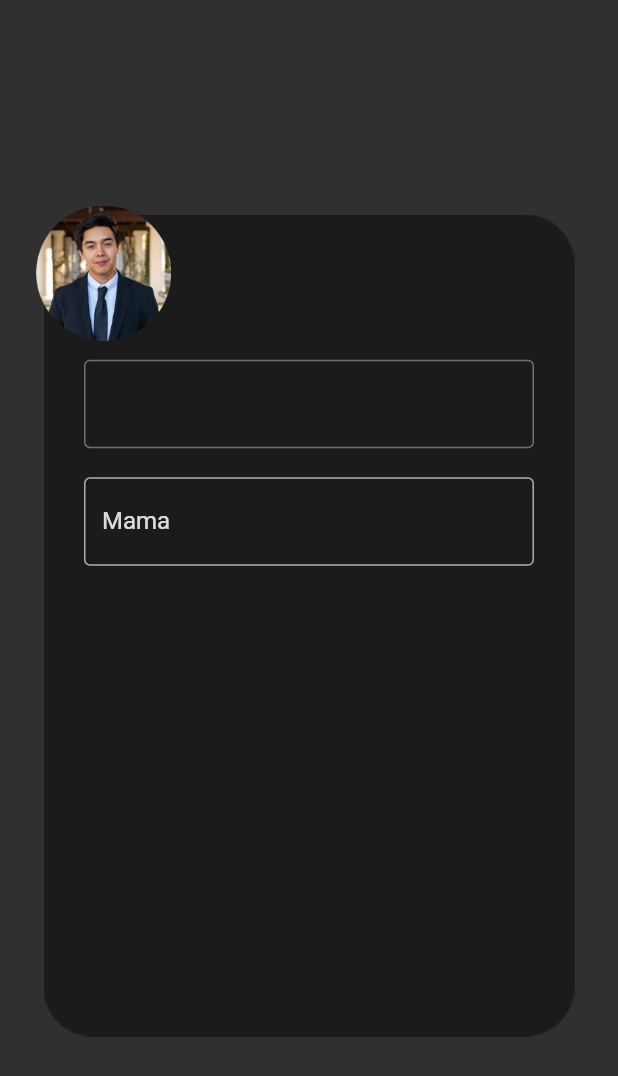
After one commit to pstoebenau/large_project, a Flutter app: the EditAccount screen opened directly, on a phone screen of 412 x 824 dp. The commit adds this screen. Shown: the top 1076 px of the screen. Run offline on Flutter 3.47's test engine with Material 2 defaults, Android fonts, the light colour scheme and no system bars.

Commit message:
Started on the edit page part, will continue later

```diff
--- /dev/null
+++ b/app/lib/edit-account.dart
@@ -0,0 +1,86 @@
+import 'package:flutter/material.dart';
+
+class EditAccount extends StatelessWidget {
+  const EditAccount();
+  @override
+  Widget build(BuildContext context) {
+    return Scaffold(
+      body: Center(
+        child: Column(
+          mainAxisAlignment: MainAxisAlignment.spaceBetween,
+          children: [
+            SizedBox(height: 50),
+            SizedBox(
+              width: 800,
+              height: 600,
+              child: Stack(
+                children: <Widget>[
+                  // This is the rectangle background
+                  Align(
+                    alignment: Alignment(0, -.8),
+                    child: Expanded(
+                      child: Container(
+                        child: Image.asset(
+                          "assets/Rectangle 27.png",
+                          width: 550,
+                          height: 550,
+                        ),
+                      ),
+                    ),
+                  ),
+                  Align(
+                    alignment: Alignment(-.85, -1),
+                    child: Container(
+                      // This is the user profile picture
+                      // This should grab the API user profile pic
+                      child: Image.asset("assets/joe.png",
+                          width: 90, height: 90, fit: BoxFit.cover),
+                    ),
+                  ),
+                  Align(
+                    alignment: Alignment(0, -.62),
+                    child: Container(
+                      width: 300,
+                      child: TextField(
+                        decoration: InputDecoration(
+                          border: OutlineInputBorder(),
+                          // Maybe put old first Name?
+
+                        ),
+                      ),
+                    ),
+                  ),
+                  Align(
+                    alignment: Alignment(0, -.33),
+                    child: Container(
+                      width: 300,
+                      child: TextField(
+                        decoration: InputDecoration(
+                          border: OutlineInputBorder(),
+                          labelText: 'Mama',
+                        ),
+                      ),
+                    ),
+                  ),
+                  Align(
+                    alignment: Alignment(0, -.33),
+                    child: Container(
+                      width: 300,
+                      child: TextField(
+                        decoration: InputDecoration(
+                          border: OutlineInputBorder(),
+                          labelText: 'Mama',
+                        ),
+                      ),
+                    ),
+                  ),
+                ],
+              ),
+            ),
+            SizedBox(height: 0),
+          ],
+        ),
+      ),
+    );
+  }
+}
--- a/app/lib/main.dart
+++ b/app/lib/main.dart
@@ -1,6 +1,6 @@
 import 'package:flutter/material.dart';
 import 'login.dart';
-import './account-edit.dart';
+import './user-account.dart';
 
 void main() {
   runApp(MyApp());
@@ -26,7 +26,7 @@ class MyApp extends StatelessWidget {
         accentColor: Color(0xff003EF8),
         brightness: Brightness.dark,
       ),
-      home: AccountEditPage(), // Make sure to change this back to login and don't push
+      home: UserAccountPage(), // Make sure to change this back to login and don't push
     );
   }
 }
--- a/app/lib/swiping.dart
+++ b/app/lib/swiping.dart
@@ -1,5 +1,5 @@
 import 'package:flutter/material.dart';
-import './account-info.dart';
+import './view-account.dart';
 
 class SwipingPage extends StatelessWidget {
   const SwipingPage();
@@ -19,7 +19,7 @@ class SwipingPage extends StatelessWidget {
                   Navigator.push(
                     context,
                     MaterialPageRoute(
-                      builder: (context) => AccountInfoPage(),
+                      builder: (context) => ViewAccountPage(),
                     ),
                   );
                 },
--- a/app/lib/account-edit.dart
+++ b/app/lib/user-account.dart
@@ -1,8 +1,9 @@
 import 'package:flutter/material.dart';
 import './upload-snippet.dart';
+import './edit-account.dart';
 
-class AccountEditPage extends StatelessWidget {
-  const AccountEditPage();
+class UserAccountPage extends StatelessWidget {
+  const UserAccountPage();
   @override
   Widget build(BuildContext context) {
     return Scaffold(
@@ -44,7 +45,7 @@ class AccountEditPage extends StatelessWidget {
                           Navigator.push(
                             context,
                             MaterialPageRoute(
-                              builder: (context) => UploadSnippet(),
+                              builder: (context) => EditAccount(),
                             ),
                           );
                         },
--- a/app/lib/account-info.dart
+++ b/app/lib/view-account.dart
@@ -1,7 +1,7 @@
 import 'package:flutter/material.dart';
 
-class AccountInfoPage extends StatelessWidget {
-  const AccountInfoPage();
+class ViewAccountPage extends StatelessWidget {
+  const ViewAccountPage();
   @override
   Widget build(BuildContext context) {
     return Scaffold(
```
